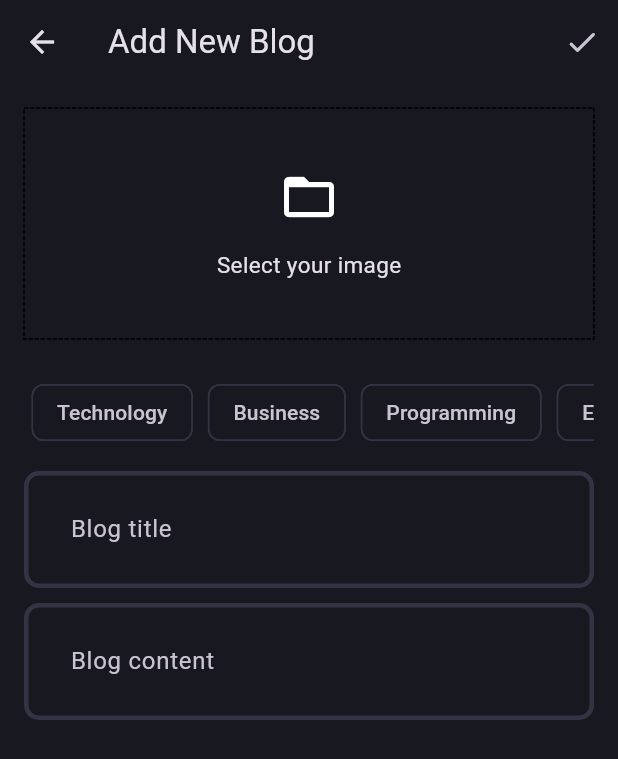
After one commit to ItsAzura/flutter_blog_app_clean_architecture, a Flutter app: the BlogPage screen opened directly, after a tap on the "add circle outline" icon, on a phone screen of 412 x 824 dp. The commit adds this screen. Shown: the top 759 px of the screen. Run offline on Flutter 3.47's test engine with Material 3 defaults, Android fonts, the phone set to English and light mode, and no system bars; drawn by our look-alikes of dotted_border; our stand-ins replace bloc, flutter_bloc, fpdart, get_it, supabase_flutter; accounts and stored records are empty.

Commit message:
Add blog feature with new blog page and editor; implement constants for topics and no connection message

```diff
--- /dev/null
+++ b/lib/core/constants/constants.dart
@@ -0,0 +1,10 @@
+class Constants {
+  static const List<String> topics = [
+    'Technology',
+    'Business',
+    'Programming',
+    'Entertainment',
+  ];
+
+  static const noConnectionErrorMessage = 'Not connected to a network!';
+}
--- /dev/null
+++ b/lib/features/blog/presentation/pages/add_new_blog_page.dart
@@ -0,0 +1,123 @@
+import 'package:blog_app/core/constants/constants.dart';
+import 'package:blog_app/core/theme/app_palette.dart';
+import 'package:blog_app/features/blog/presentation/widgets/blog_editor.dart';
+import 'package:dotted_border/dotted_border.dart';
+import 'package:flutter/material.dart';
+
+class AddNewBlogPage extends StatefulWidget {
+  const AddNewBlogPage({super.key});
+
+  @override
+  State<AddNewBlogPage> createState() => _AddNewBlogPageState();
+}
+
+class _AddNewBlogPageState extends State<AddNewBlogPage> {
+  final titleController = TextEditingController();
+  final contentController = TextEditingController();
+  final formKey = GlobalKey<FormState>();
+  List<String> selectedTopics = [];
+
+  @override
+  void dispose() {
+    super.dispose();
+    titleController.dispose();
+    contentController.dispose();
+  }
+
+  @override
+  Widget build(BuildContext context) {
+    return Scaffold(
+      appBar: AppBar(
+        title: const Text('Add New Blog'),
+        actions: [
+          IconButton(
+            icon: const Icon(Icons.done_rounded),
+            onPressed: () {
+              // Logic to save the new blog post
+              Navigator.pop(context); // Navigate back after saving
+            },
+          ),
+        ],
+      ),
+      body: SingleChildScrollView(
+        child: Padding(
+          padding: const EdgeInsets.all(16.0),
+          child: Form(
+            key: formKey,
+            child: Column(
+              children: [
+                GestureDetector(
+                  onTap: () {},
+                  child: DottedBorder(
+                    child: Container(
+                      decoration: BoxDecoration(
+                        borderRadius: BorderRadius.circular(10),
+                      ),
+
+                      height: 150,
+                      width: double.infinity,
+                      child: const Column(
+                        mainAxisAlignment: MainAxisAlignment.center,
+                        children: [
+                          Icon(Icons.folder_open, size: 40),
+                          SizedBox(height: 15),
+                          Text(
+                            'Select your image',
+                            style: TextStyle(fontSize: 15),
+                          ),
+                        ],
+                      ),
+                    ),
+                  ),
+                ),
+                const SizedBox(height: 20),
+                SingleChildScrollView(
+                  scrollDirection: Axis.horizontal,
+                  child: Row(
+                    children: Constants.topics
+                        .map(
+                          (e) => Padding(
+                            padding: const EdgeInsets.all(5.0),
+                            child: GestureDetector(
+                              onTap: () {
+                                if (selectedTopics.contains(e)) {
+                                  selectedTopics.remove(e);
+                                } else {
+                                  selectedTopics.add(e);
+                                }
+                                setState(() {});
+                              },
+                              child: Chip(
+                                label: Text(e),
+                                color: selectedTopics.contains(e)
+                                    ? const MaterialStatePropertyAll(
+                                        AppPalette.gradient1,
+                                      )
+                                    : null,
+                                side: selectedTopics.contains(e)
+                                    ? null
+                                    : const BorderSide(
+                                        color: AppPalette.borderColor,
+                                      ),
+                              ),
+                            ),
+                          ),
+                        )
+                        .toList(),
+                  ),
+                ),
+                const SizedBox(height: 10),
+                BlogEditor(controller: titleController, hintText: 'Blog title'),
+                const SizedBox(height: 10),
+                BlogEditor(
+                  controller: contentController,
+                  hintText: 'Blog content',
+                ),
+              ],
+            ),
+          ),
+        ),
+      ),
+    );
+  }
+}
--- /dev/null
+++ b/lib/features/blog/presentation/pages/blog_page.dart
@@ -0,0 +1,27 @@
+import 'package:blog_app/features/blog/presentation/pages/add_new_blog_page.dart';
+import 'package:flutter/material.dart';
+
+class BlogPage extends StatelessWidget {
+  const BlogPage({super.key});
+
+  @override
+  Widget build(BuildContext context) {
+    return Scaffold(
+      appBar: AppBar(
+        title: const Text('Blog Page'),
+        actions: [
+          IconButton(
+            icon: const Icon(Icons.add_circle_outline),
+            onPressed: () {
+              Navigator.push(
+                context,
+                MaterialPageRoute(builder: (context) => const AddNewBlogPage()),
+              );
+            },
+          ),
+        ],
+      ),
+      body: Center(child: Text('Welcome to the Blog Page!')),
+    );
+  }
+}
--- /dev/null
+++ b/lib/features/blog/presentation/widgets/blog_editor.dart
@@ -0,0 +1,26 @@
+import 'package:flutter/material.dart';
+
+class BlogEditor extends StatelessWidget {
+  final TextEditingController controller;
+  final String hintText;
+  const BlogEditor({
+    super.key,
+    required this.controller,
+    required this.hintText,
+  });
+
+  @override
+  Widget build(BuildContext context) {
+    return TextFormField(
+      controller: controller,
+      decoration: InputDecoration(hintText: hintText),
+      maxLines: null,
+      validator: (value) {
+        if (value!.isEmpty) {
+          return '$hintText is missing!';
+        }
+        return null;
+      },
+    );
+  }
+}
--- a/lib/main.dart
+++ b/lib/main.dart
@@ -2,6 +2,7 @@ import 'package:blog_app/core/common/cubits/app_user/app_user_cubit.dart';
 import 'package:blog_app/core/theme/theme.dart';
 import 'package:blog_app/features/auth/presentation/bloc/auth_bloc.dart';
 import 'package:blog_app/features/auth/presentation/pages/login_page.dart';
+import 'package:blog_app/features/blog/presentation/pages/blog_page.dart';
 import 'package:blog_app/init_dependencies.dart';
 import 'package:flutter/material.dart';
 import 'package:flutter_bloc/flutter_bloc.dart';
@@ -47,14 +48,7 @@ class _MyAppState extends State<MyApp> {
         },
         builder: (context, isLoggedIn) {
           if (isLoggedIn) {
-            return Scaffold(
-              body: Center(
-                child: Text(
-                  'Welcome back!',
-                  style: TextStyle(fontSize: 24, color: Colors.white),
-                ),
-              ),
-            );
+            return const BlogPage();
           }
           return const LoginPage();
         },
--- a/pubspec.yaml
+++ b/pubspec.yaml
@@ -38,6 +38,7 @@ dependencies:
   supabase_flutter: ^2.9.1
   flutter_bloc: ^9.1.1
   get_it: ^8.0.3
+  dotted_border: ^3.1.0
 
 dev_dependencies:
   flutter_test:
```
Also changed, not shown: pubspec.lock.
